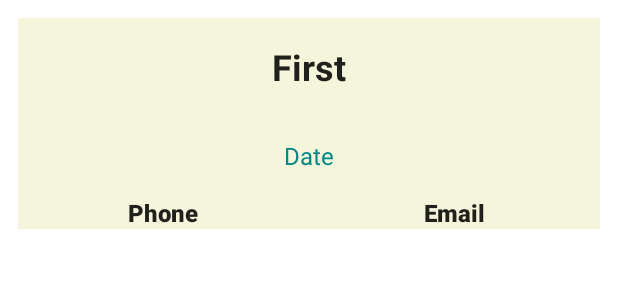
After one commit to tomcha34/CanadaTrax, an Android app: the layout list_item.xml on its own in the app's theme, with its tools: preview values and no code run, on a phone screen of 412 x 824 dp. The commit adds this screen. Shown: the top 300 px of the screen. Run offline under Robolectric (Android 15) with nearby library versions, the phone set to English and light mode, and no system bars.

Commit message:
first commit
added Room and a RecyclerView

```diff
--- a/app/src/main/res/layout/activity_contact.xml
+++ b/app/src/main/res/layout/activity_contact.xml
@@ -76,14 +76,14 @@
         android:ems="10"
         android:hint="Date of contact"
         android:inputType="date"
-        app:layout_constraintBottom_toTopOf="@+id/button"
+        app:layout_constraintBottom_toTopOf="@+id/saveButton"
         app:layout_constraintEnd_toEndOf="parent"
         app:layout_constraintHorizontal_bias="0.5"
         app:layout_constraintStart_toStartOf="parent"
         app:layout_constraintTop_toBottomOf="@+id/email" />
 
     <Button
-        android:id="@+id/button"
+        android:id="@+id/saveButton"
         android:layout_width="0dp"
         android:layout_height="wrap_content"
         android:layout_marginStart="32dp"
--- /dev/null
+++ b/app/src/main/res/layout/list_item.xml
@@ -0,0 +1,70 @@
+<?xml version="1.0" encoding="utf-8"?>
+<LinearLayout xmlns:android="http://schemas.android.com/apk/res/android"
+    android:layout_width="match_parent"
+    android:layout_height="wrap_content"
+    android:layout_margin="12dp"
+    android:background="#F5F5DC"
+    android:orientation="horizontal">
+
+
+    <LinearLayout
+        android:layout_width="match_parent"
+        android:layout_height="wrap_content"
+        android:orientation="vertical">
+
+
+        <TextView
+            android:id="@+id/firstNameShow"
+            android:layout_width="match_parent"
+            android:layout_height="wrap_content"
+            android:layout_margin="16dp"
+            android:layout_weight="1"
+            android:gravity="center"
+            android:text="First"
+            android:textAppearance="?attr/textAppearanceListItem"
+            android:textSize="24sp"
+            android:textStyle="bold" />
+
+
+        <TextView
+            android:id="@+id/dateShow"
+            android:layout_width="match_parent"
+            android:layout_height="wrap_content"
+            android:gravity="center"
+            android:layout_margin="16dp"
+            android:text="Date"
+            android:textColor="@color/teal_700"
+            android:textSize="16sp" />
+
+        <LinearLayout
+            android:layout_width="match_parent"
+            android:layout_height="wrap_content"
+            android:gravity="center"
+            android:orientation="horizontal">
+
+
+            <TextView
+                android:id="@+id/phoneShow"
+                android:layout_width="match_parent"
+                android:layout_height="wrap_content"
+                android:fontFamily="sans-serif-black"
+                android:layout_weight="1"
+                android:gravity="center"
+                android:text="Phone"
+                android:textAppearance="?attr/textAppearanceListItem" />
+
+            <TextView
+                android:id="@+id/emailShow"
+                android:layout_width="match_parent"
+                android:layout_height="wrap_content"
+                android:fontFamily="sans-serif-black"
+                android:layout_weight="1"
+                android:gravity="center"
+                android:text="Email"
+                android:textAppearance="?attr/textAppearanceListItem" />
+
+
+        </LinearLayout>
+    </LinearLayout>
+
+</LinearLayout>
```
Also changed, not shown: app/build.gradle (+11 -0 lines), app/src/main/java/com/android/canadatrax/AddContactActivity.kt (+58 -0 lines), app/src/main/java/com/android/canadatrax/ViewContactActivity.kt (+25 -1 lines), app/src/main/java/com/android/canadatrax/adapter/CloseContactAdapter.kt (added, +40 -0 lines), app/src/main/java/com/android/canadatrax/database/CloseContactData.kt (added, +23 -0 lines), app/src/main/java/com/android/canadatrax/database/ContactsDao.kt (added, +19 -0 lines), app/src/main/java/com/android/canadatrax/database/ContactsDatabase.kt (added, +29 -0 lines), app/src/main/res/layout/activity_view_contact.xml (+7 -4 lines).
